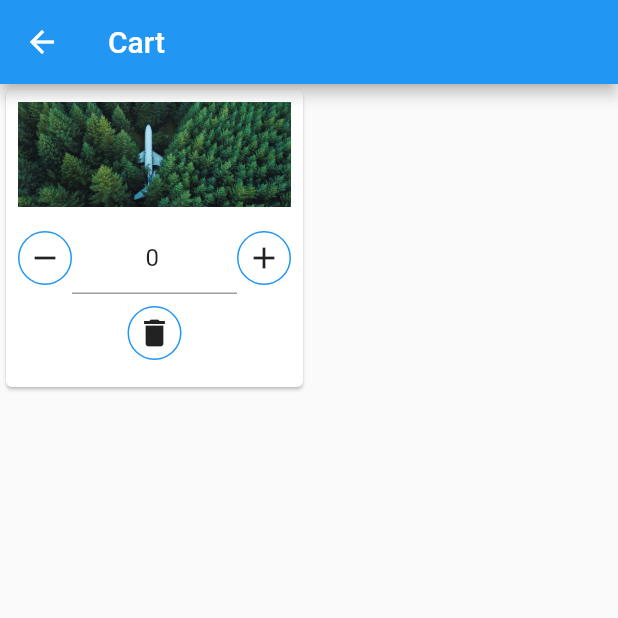
After one commit to Moaz-Javed-Khan/internship-project, a Flutter app: the ListWidget screen opened directly, after a tap on "Cart", on a phone screen of 412 x 824 dp, the top half of it. The commit adds this screen. Run offline on Flutter 3.47's test engine with Material 2 defaults, Android fonts, the phone set to English and light mode, and no system bars; our stand-ins replace bloc, flutter_bloc.

Commit message:
Added dark mode animation and cart functionality

```diff
--- a/lib/main.dart
+++ b/lib/main.dart
@@ -24,6 +24,7 @@ class MyApp extends StatelessWidget {
       debugShowCheckedModeBanner: false,
       theme: isDark ? ThemeData.dark() : ThemeData.light(),
       home: const MyHomePage(),
+      // home: CartView(),
     );
   }
 }
--- /dev/null
+++ b/lib/views/cart_view.dart
@@ -0,0 +1,46 @@
+import 'package:flutter/material.dart';
+import 'package:internship_project/views/footer_widget.dart';
+
+class CartView extends StatefulWidget {
+  const CartView({super.key});
+
+  static Route route() =>
+      MaterialPageRoute(builder: (context) => const CartView());
+
+  @override
+  State<CartView> createState() => _CartViewState();
+}
+
+class _CartViewState extends State<CartView> {
+  @override
+  Widget build(BuildContext context) {
+    return Scaffold(
+      appBar: AppBar(
+        title: const Text("Cart"),
+      ),
+      body: GridView.count(
+        crossAxisCount: 2,
+        children: [
+          Card(
+            child: Padding(
+              padding: const EdgeInsets.all(8.0),
+              child: Column(
+                mainAxisSize: MainAxisSize.min,
+                children: [
+                  Image.asset(
+                    "assets/image.jpg",
+                    height: 70,
+                    width: double.infinity,
+                    fit: BoxFit.cover,
+                  ),
+                  const SizedBox(height: 10),
+                  const FooterWidget(),
+                ],
+              ),
+            ),
+          )
+        ],
+      ),
+    );
+  }
+}
--- /dev/null
+++ b/lib/views/footer_widget.dart
@@ -0,0 +1,102 @@
+import 'package:flutter/material.dart';
+
+class FooterWidget extends StatefulWidget {
+  const FooterWidget({super.key});
+
+  @override
+  State<FooterWidget> createState() => _FooterWidgetState();
+}
+
+class _FooterWidgetState extends State<FooterWidget> {
+  TextEditingController counterController = TextEditingController();
+
+  int count = 0;
+
+  void _incrementCounter() {
+    setState(() {
+      count += 1;
+    });
+    print("count $count");
+  }
+
+  void _decrementCounter() {
+    setState(() {
+      count -= 1;
+    });
+    print("count $count");
+  }
+
+  void _resetCounter() {
+    setState(() {
+      count = 0;
+    });
+    print("count $count");
+  }
+
+  @override
+  Widget build(BuildContext context) {
+    return Expanded(
+      child: Column(
+        children: [
+          Row(
+            mainAxisAlignment: MainAxisAlignment.spaceEvenly,
+            mainAxisSize: MainAxisSize.min,
+            children: [
+              Container(
+                padding: const EdgeInsets.all(5),
+                decoration: BoxDecoration(
+                  borderRadius: BorderRadius.circular(100),
+                  border: Border.all(
+                    color: Colors.blue,
+                    width: 1,
+                  ),
+                ),
+                child: InkWell(
+                  onTap: _decrementCounter,
+                  child: const Icon(Icons.remove),
+                ),
+              ),
+              Expanded(
+                child: TextField(
+                  textAlign: TextAlign.center,
+                  keyboardType: TextInputType.number,
+                  onChanged: (value) => count = int.parse(value),
+                  controller: TextEditingController(text: '$count'),
+                ),
+              ),
+              Container(
+                padding: const EdgeInsets.all(5),
+                decoration: BoxDecoration(
+                  borderRadius: BorderRadius.circular(100),
+                  border: Border.all(
+                    color: Colors.blue,
+                    width: 1,
+                  ),
+                ),
+                child: InkWell(
+                  onTap: _incrementCounter,
+                  child: const Icon(Icons.add),
+                ),
+              ),
+            ],
+          ),
+          const SizedBox(height: 8),
+          Container(
+            padding: const EdgeInsets.all(5),
+            decoration: BoxDecoration(
+              borderRadius: BorderRadius.circular(100),
+              border: Border.all(
+                color: Colors.blue,
+                width: 1,
+              ),
+            ),
+            child: InkWell(
+              onTap: _resetCounter,
+              child: const Icon(Icons.delete),
+            ),
+          ),
+        ],
+      ),
+    );
+  }
+}
--- a/lib/views/homepage.dart
+++ b/lib/views/homepage.dart
@@ -10,7 +10,8 @@ class MyHomePage extends StatefulWidget {
   State<MyHomePage> createState() => _MyHomePageState();
 }
 
-class _MyHomePageState extends State<MyHomePage> {
+class _MyHomePageState extends State<MyHomePage>
+    with SingleTickerProviderStateMixin {
   int _counter = 0;
 
   void _incrementCounter() {
@@ -27,13 +28,20 @@ class _MyHomePageState extends State<MyHomePage> {
       builder: (context, state) {
         return Scaffold(
           appBar: AppBar(
-            // Here we take the value from the MyHomePage object that was created by
-            // the App.build method, and use it to set our appbar title.
             title: const Text("Sample"),
-            // ignore: prefer_const_literals_to_create_immutables
             actions: [
-              // const Icon(Icons.brightness_2),
-              Icon(state ? Icons.sunny : Icons.brightness_2),
+              // Icon(state ? Icons.sunny : Icons.brightness_2),
+              Padding(
+                padding: const EdgeInsets.all(12.0),
+                child: AnimatedCrossFade(
+                  firstChild: const Icon(Icons.sunny),
+                  secondChild: const Icon(Icons.brightness_2),
+                  crossFadeState: state
+                      ? CrossFadeState.showFirst
+                      : CrossFadeState.showSecond,
+                  duration: const Duration(milliseconds: 1200),
+                ),
+              )
             ],
           ),
           drawer: const ListWidget(),
@@ -81,7 +89,7 @@ class _MyHomePageState extends State<MyHomePage> {
             onPressed: _incrementCounter,
             tooltip: 'Increment',
             child: const Icon(Icons.add),
-          ), // This trailing comma makes auto-formatting nicer for build methods.
+          ),
         );
       },
     );
--- a/lib/views/list_widget.dart
+++ b/lib/views/list_widget.dart
@@ -1,4 +1,5 @@
 import 'package:flutter/material.dart';
+import 'package:internship_project/views/cart_view.dart';
 
 class ListWidget extends StatelessWidget {
   const ListWidget({super.key});
@@ -44,6 +45,22 @@ class ListWidget extends StatelessWidget {
               leading: Icon(Icons.home),
             ),
             const Divider(color: Colors.black),
+            ListTile(
+              onTap: () {
+                Navigator.push(
+                  context,
+                  MaterialPageRoute(
+                    builder: (context) => const CartView(),
+                  ),
+                );
+              },
+              title: const Text(
+                "Cart",
+                style: TextStyle(fontSize: 20),
+              ),
+              leading: const Icon(Icons.shopping_cart),
+            ),
+            const Divider(color: Colors.black),
           ],
         ),
       ),
```
